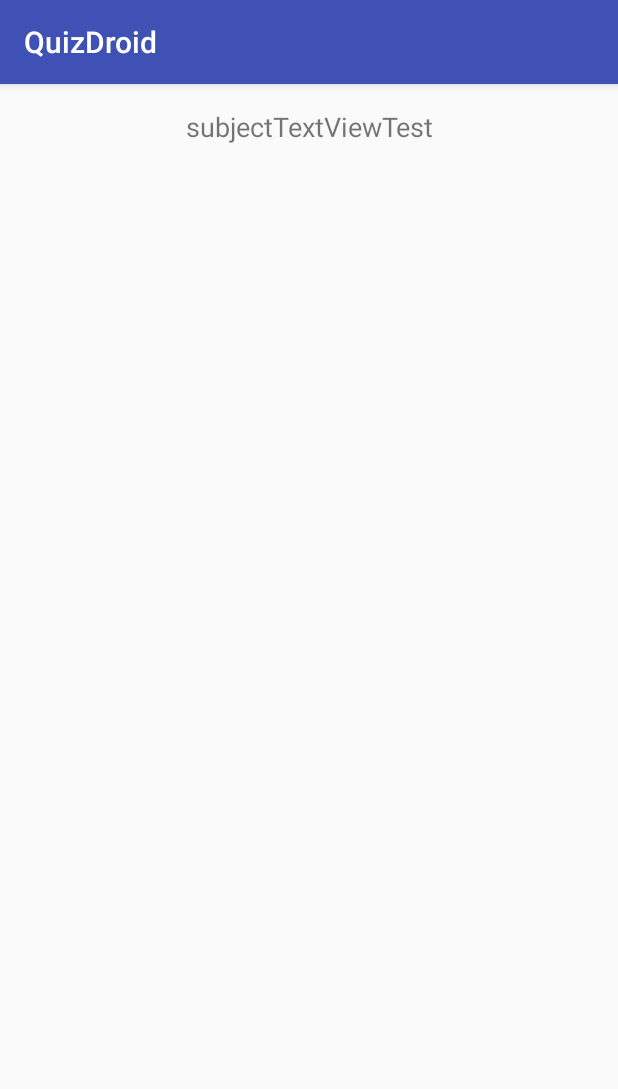
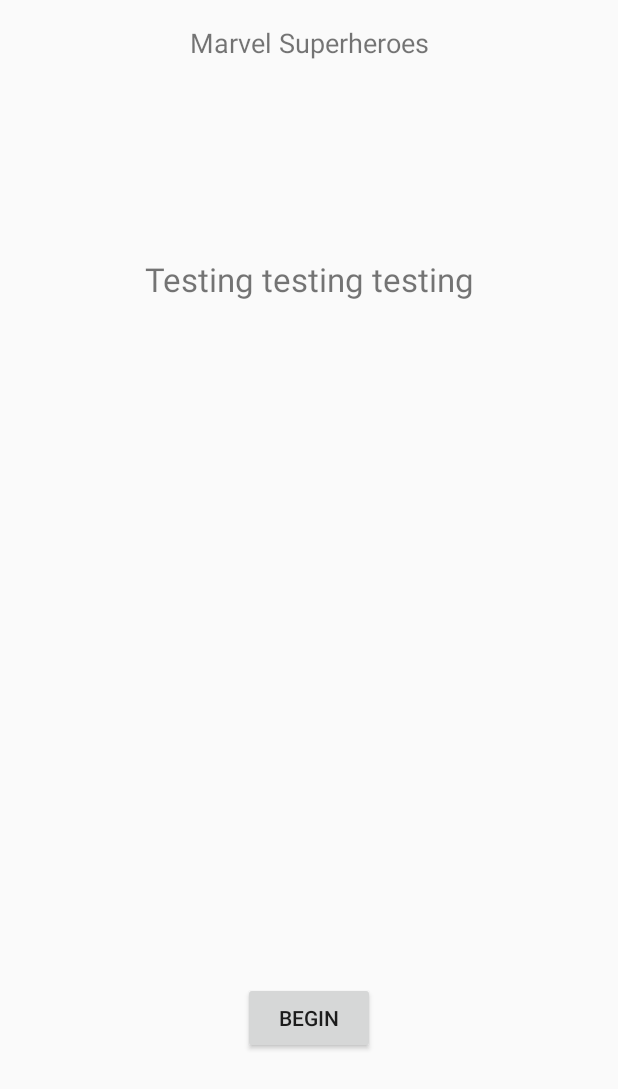
Before and after one commit to natetan/quizdroid, an Android app: the screen it shows after launch (QuizActivity), after a tap on "Marvel Superheroes", on a phone screen of 412 x 824 dp. Shown: the top 1089 px of the screen. Run offline under Robolectric (Android 15) with nearby library versions, the phone set to English and light mode, and no system bars.

Commit message:
add fragment transactions

```diff
--- a/app/src/main/AndroidManifest.xml
+++ b/app/src/main/AndroidManifest.xml
@@ -15,8 +15,6 @@
         <category android:name="android.intent.category.LAUNCHER"/>
       </intent-filter>
     </activity>
-    <activity android:name=".OverviewActivity">
-    </activity>
     <activity android:name=".QuestionActivity">
     </activity>
     <activity android:name=".ResultsActivity">
--- a/app/src/main/java/edu/washington/swifties/quizdroid/DescFragment.java
+++ b/app/src/main/java/edu/washington/swifties/quizdroid/DescFragment.java
@@ -2,16 +2,20 @@ package edu.washington.swifties.quizdroid;
 
 
 import android.os.Bundle;
-import android.support.v4.app.Fragment;
+import android.app.Fragment;
 import android.view.LayoutInflater;
 import android.view.View;
 import android.view.ViewGroup;
+import android.widget.Button;
+import android.widget.TextView;
 
 
 /**
  * A simple {@link Fragment} subclass.
  */
 public class DescFragment extends Fragment {
+  private Button beginButton;
+  private TextView descTextView;
 
 
   public DescFragment() {
@@ -23,7 +27,20 @@ public class DescFragment extends Fragment {
   public View onCreateView(LayoutInflater inflater, ViewGroup container,
                            Bundle savedInstanceState) {
     // Inflate the layout for this fragment
-    return inflater.inflate(R.layout.fragment_desc, container, false);
+    View view = inflater.inflate(R.layout.fragment_desc, container, false);
+
+    beginButton = (Button) view.findViewById(R.id.beginButton);
+    beginButton.setOnClickListener(new View.OnClickListener() {
+      @Override
+      public void onClick(View view) {
+        descTextView.setText("Button was clicked for testing purposes");
+      }
+    });
+
+    descTextView = (TextView) view.findViewById(R.id.descTextView);
+    descTextView.setText("Testing testing testing");
+
+    return view;
   }
 
 }
--- a/app/src/main/java/edu/washington/swifties/quizdroid/MainActivity.java
+++ b/app/src/main/java/edu/washington/swifties/quizdroid/MainActivity.java
@@ -1,7 +1,7 @@
 package edu.washington.swifties.quizdroid;
 
+import android.app.Activity;
 import android.content.Intent;
-import android.support.v7.app.AppCompatActivity;
 import android.os.Bundle;
 import android.view.View;
 import android.widget.AdapterView;
@@ -9,7 +9,7 @@ import android.widget.ArrayAdapter;
 import android.widget.ListView;
 import android.widget.Toast;
 
-public class MainActivity extends AppCompatActivity {
+public class MainActivity extends Activity {
 
   private String[] subjects = {
       "Math", "Physics", "Marvel Superheroes"
--- a/app/src/main/java/edu/washington/swifties/quizdroid/QuizActivity.java
+++ b/app/src/main/java/edu/washington/swifties/quizdroid/QuizActivity.java
@@ -1,9 +1,14 @@
 package edu.washington.swifties.quizdroid;
 
-import android.support.v7.app.AppCompatActivity;
+import android.app.Activity;
+import android.app.Fragment;
+import android.app.FragmentTransaction;
 import android.os.Bundle;
+import android.widget.TextView;
 
-public class QuizActivity extends AppCompatActivity {
+public class QuizActivity extends Activity {
+  private FragmentTransaction tx = getFragmentManager().beginTransaction();
+  private Fragment display = null;
 
   @Override
   protected void onCreate(Bundle savedInstanceState) {
@@ -12,5 +17,13 @@ public class QuizActivity extends AppCompatActivity {
 
     String subject = getIntent().getStringExtra("SUBJECT");
     String desc = getIntent().getStringExtra("DESC");
+
+    TextView subjectTextView = (TextView) findViewById(R.id.subjectTextView);
+    subjectTextView.setText(subject);
+
+    // Testing initial frag swap
+    display = new DescFragment();
+    tx.replace(R.id.fragment_placeholder, display);
+    tx.commit();
   }
 }
--- a/app/src/main/res/layout/activity_quiz.xml
+++ b/app/src/main/res/layout/activity_quiz.xml
@@ -17,14 +17,14 @@
     android:layout_height="wrap_content"
     android:layout_alignParentTop="true"
     android:layout_centerHorizontal="true"
-    android:id="@+id/textViewSUB"
+    android:id="@+id/subjectTextView"
     android:textAlignment="center"
     android:textSize="18sp"/>
 
   <FrameLayout
     android:layout_width="match_parent"
     android:layout_height="match_parent"
-    android:layout_below="@+id/textViewSUB"
+    android:layout_below="@+id/subjectTextView"
     android:layout_alignParentLeft="true"
     android:layout_alignParentStart="true"
     android:layout_marginTop="15dp"
--- a/app/src/main/res/layout/fragment_desc.xml
+++ b/app/src/main/res/layout/fragment_desc.xml
@@ -1,13 +1,34 @@
-<FrameLayout xmlns:android="http://schemas.android.com/apk/res/android"
-             xmlns:tools="http://schemas.android.com/tools"
-             android:layout_width="match_parent"
-             android:layout_height="match_parent"
-             tools:context="edu.washington.swifties.quizdroid.DescFragment">
+<?xml version="1.0" encoding="utf-8"?>
+<RelativeLayout
+  xmlns:android="http://schemas.android.com/apk/res/android"
+  xmlns:tools="http://schemas.android.com/tools"
+  android:id="@+id/activity_overview"
+  android:layout_width="match_parent"
+  android:layout_height="match_parent"
+  android:paddingBottom="@dimen/activity_vertical_margin"
+  android:paddingLeft="@dimen/activity_horizontal_margin"
+  android:paddingRight="@dimen/activity_horizontal_margin"
+  android:paddingTop="@dimen/activity_vertical_margin"
+  tools:context="edu.washington.swifties.quizdroid.OverviewActivity">
 
-  <!-- TODO: Update blank fragment layout -->
+  <Button
+    android:text="Begin"
+    android:layout_width="wrap_content"
+    android:layout_height="wrap_content"
+    android:layout_marginBottom="89dp"
+    android:id="@+id/beginButton"
+    android:layout_alignParentBottom="true"
+    android:layout_centerHorizontal="true"/>
+
   <TextView
+    android:text="This will be a long description of stuff and other such things of the matter and for now is simply placeholder text"
     android:layout_width="match_parent"
-    android:layout_height="match_parent"
-    android:text="@string/hello_blank_fragment"/>
-
-</FrameLayout>
+    android:layout_height="wrap_content"
+    android:id="@+id/descTextView"
+    android:textAlignment="center"
+    android:textSize="22dp"
+    android:layout_alignParentTop="true"
+    android:layout_alignParentLeft="true"
+    android:layout_alignParentStart="true"
+    android:layout_marginTop="99dp"/>
+</RelativeLayout>
```
